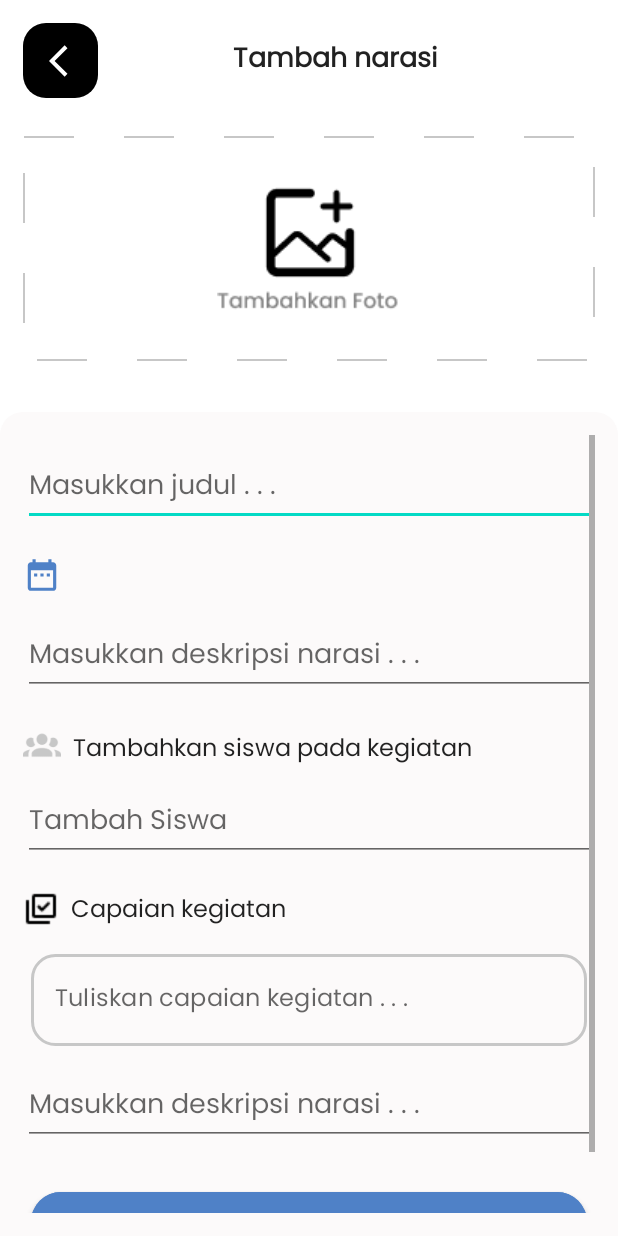
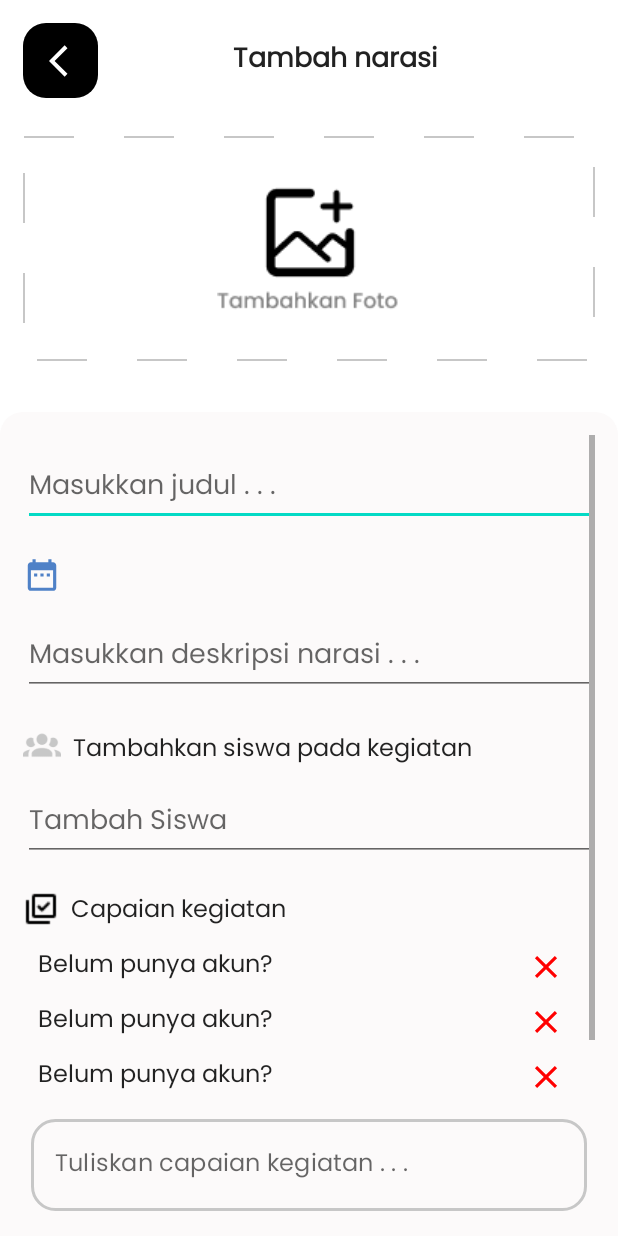
Before and after one commit to Faizalilham/SIPAUD, an Android app: the layout activity_create_update_asesment.xml on its own in the app's theme, with its tools: preview values and no code run, on a phone screen of 412 x 824 dp. Run offline under Robolectric (Android 15) with nearby library versions, the phone set to English and light mode, and no system bars.

Commit message:
Feature : Image Photo Gallery

```diff
--- a/app/build.gradle
+++ b/app/build.gradle
@@ -38,6 +38,8 @@ android {
     buildFeatures{
         viewBinding true
     }
+
+
 }
 
 dependencies {
@@ -48,6 +50,7 @@ dependencies {
     implementation 'androidx.constraintlayout:constraintlayout:2.1.4'
     implementation 'androidx.navigation:navigation-fragment-ktx:2.5.3'
     implementation 'androidx.navigation:navigation-ui-ktx:2.5.3'
+    implementation 'com.google.firebase:firebase-database-ktx:20.2.1'
     testImplementation 'junit:junit:4.13.2'
     androidTestImplementation 'androidx.test.ext:junit:1.1.5'
     androidTestImplementation 'androidx.test.espresso:espresso-core:3.5.1'
@@ -57,6 +60,8 @@ dependencies {
     implementation "com.github.bumptech.glide:glide:$glide_version"
     implementation "com.makeramen:roundedimageview:$roundedimage_version"
     implementation 'de.hdodenhof:circleimageview:3.1.0'
+    implementation  'io.ak1.pix:piximagepicker:1.6.3'
+    implementation 'com.github.denzcoskun:ImageSlideshow:0.1.2'
 
     // Dots Indicator
     implementation("com.tbuonomo:dotsindicator:4.3")
--- a/app/src/main/AndroidManifest.xml
+++ b/app/src/main/AndroidManifest.xml
@@ -25,6 +25,10 @@
         android:supportsRtl="true"
         android:theme="@style/Theme.OurApp"
         tools:targetApi="31">
+
+        <activity
+            android:name=".presentation.ui.ImageFragment"
+            android:exported="false" />
         <activity
             android:name=".presentation.ui.RegisterActivity"
             android:exported="false" />
--- /dev/null
+++ b/app/src/main/java/android/coding/ourapp/data/datasource/model/AssessmentResponse.kt
@@ -0,0 +1,6 @@
+package android.coding.ourapp.data.datasource.model
+
+data class AssessmentResponse(
+    val assessment : MutableList<AssessmentRequest>? = null,
+    val exception : Exception? = null
+)
--- /dev/null
+++ b/app/src/main/res/drawable/ic_close.xml
@@ -0,0 +1,5 @@
+<vector android:height="25dp" android:tint="@color/red"
+    android:viewportHeight="24" android:viewportWidth="24"
+    android:width="25dp" xmlns:android="http://schemas.android.com/apk/res/android">
+    <path android:fillColor="@android:color/white" android:pathData="M19,6.41L17.59,5 12,10.59 6.41,5 5,6.41 10.59,12 5,17.59 6.41,19 12,13.41 17.59,19 19,17.59 13.41,12z"/>
+</vector>
--- a/app/src/main/res/layout/activity_create_update_asesment.xml
+++ b/app/src/main/res/layout/activity_create_update_asesment.xml
@@ -1,12 +1,16 @@
 <?xml version="1.0" encoding="utf-8"?>
-<LinearLayout xmlns:android="http://schemas.android.com/apk/res/android"
+<FrameLayout xmlns:android="http://schemas.android.com/apk/res/android"
     xmlns:app="http://schemas.android.com/apk/res-auto"
     xmlns:tools="http://schemas.android.com/tools"
     android:layout_width="match_parent"
     android:layout_height="match_parent"
-    android:orientation="vertical"
     android:backgroundTint="@color/main_color"
     tools:context=".presentation.ui.CreateUpdateAsesmentActivity">
+
+    <LinearLayout
+        android:layout_width="match_parent"
+        android:layout_height="match_parent"
+        android:orientation="vertical">
 
         <LinearLayout
             android:layout_width="match_parent"
@@ -56,13 +60,13 @@
 
 
             <androidx.constraintlayout.widget.ConstraintLayout
+                android:id="@+id/image"
                 android:layout_width="match_parent"
                 android:layout_height="150dp"
                 android:layout_marginTop="@dimen/dp25"
                 android:background="@drawable/background_dashed">
 
                 <ImageView
-                android:id="@+id/image"
                     android:layout_width="wrap_content"
                     android:layout_height="wrap_content"
                     android:src="@drawable/ic_image_sample"
@@ -71,8 +75,17 @@
                     app:layout_constraintStart_toStartOf="parent"
                     app:layout_constraintTop_toTopOf="parent" />
 
+            </androidx.constraintlayout.widget.ConstraintLayout>
+
+            <androidx.constraintlayout.widget.ConstraintLayout
+                android:id="@+id/container2"
+                android:layout_width="match_parent"
+                android:layout_height="150dp"
+                android:visibility="gone"
+                android:layout_marginTop="@dimen/dp25">
 
             </androidx.constraintlayout.widget.ConstraintLayout>
+
 
         </LinearLayout>
 
@@ -190,6 +203,12 @@
 
                 </LinearLayout>
 
+                <androidx.recyclerview.widget.RecyclerView
+                    android:id="@+id/rv_achievement_activity"
+                    android:layout_width="match_parent"
+                    android:layout_height="wrap_content"
+                    tools:listitem="@layout/list_item_achievement_activity"/>
+
                 <com.google.android.material.textfield.TextInputLayout
                     android:id="@+id/iAchievement"
                     android:layout_width="match_parent"
@@ -241,5 +260,39 @@
             </LinearLayout>
 
         </ScrollView>
+    </LinearLayout>
 
-</LinearLayout>
+    <RelativeLayout
+        android:id="@+id/loadingPanel"
+        android:layout_width="match_parent"
+        android:layout_height="match_parent"
+        android:gravity="center">
+
+        <LinearLayout
+            android:id="@+id/loadingBg"
+            android:layout_width="match_parent"
+            android:layout_height="match_parent"
+            android:alpha="0.8"
+            android:visibility="gone"
+            android:background="#000000"
+            android:orientation="horizontal" />
+
+        <com.airbnb.lottie.LottieAnimationView
+            android:id="@+id/loading"
+            android:layout_width="150dp"
+            android:layout_height="150dp"
+            android:layout_marginTop="150dp"
+            android:scaleType="centerCrop"
+            app:lottie_rawRes="@raw/lottie_loading"
+            app:lottie_loop="true"
+            android:visibility="gone"
+            app:lottie_autoPlay="true"
+            android:layout_marginBottom="50dp"
+            android:layout_centerInParent="true"
+            />
+
+    </RelativeLayout>
+
+
+
+</FrameLayout>
--- /dev/null
+++ b/app/src/main/res/layout/list_item_achievement_activity.xml
@@ -0,0 +1,32 @@
+<?xml version="1.0" encoding="utf-8"?>
+<androidx.constraintlayout.widget.ConstraintLayout
+    xmlns:android="http://schemas.android.com/apk/res/android"
+    xmlns:app="http://schemas.android.com/apk/res-auto"
+    android:layout_width="match_parent"
+    android:layout_height="wrap_content">
+
+    <TextView
+        android:id="@+id/tv_achievement_activity"
+        android:layout_width="wrap_content"
+        android:layout_height="wrap_content"
+        android:text="@string/not_have_account"
+        style="@style/AppTheme.TextSubTittle"
+        android:layout_marginTop="@dimen/dp10"
+        android:layout_marginStart="@dimen/dp10"
+        android:textAlignment="textEnd"
+        app:layout_constraintStart_toStartOf="parent"
+        app:layout_constraintTop_toTopOf="parent"/>
+
+    <ImageView
+        android:id="@+id/image_delete"
+        android:layout_width="wrap_content"
+        android:layout_height="wrap_content"
+        android:src="@drawable/ic_close"
+        android:layout_marginEnd="@dimen/dp20"
+        app:layout_constraintBottom_toBottomOf="parent"
+        app:layout_constraintEnd_toEndOf="parent"/>
+
+
+
+
+</androidx.constraintlayout.widget.ConstraintLayout>
--- a/app/src/main/res/values/strings.xml
+++ b/app/src/main/res/values/strings.xml
@@ -58,9 +58,8 @@
     <string name="tittle_third_onboarding">Bagikan Perjalanan Anda</string>
     <string name="subtittle_third_onboarding">Aplikasi kami memudahkan Anda untuk berbagi narasi kegiatan Anda melalui media sosial atau langsung ke orang-orang terdekat.</string>
     <string name="back">Kembali</string>
-
-
-
+    <!-- TODO: Remove or change this placeholder text -->
+    <string name="hello_blank_fragment">Hello blank fragment</string>
 
 
 </resources>
--- a/settings.gradle
+++ b/settings.gradle
@@ -10,7 +10,7 @@ dependencyResolutionManagement {
     repositories {
         google()
         mavenCentral()
-        maven { url "https://jitpack.io" }
+        maven { url 'https://jitpack.io' }
     }
 }
 rootProject.name = "OurApp"
```
Also changed, not shown: app/src/main/java/android/coding/ourapp/adapter/AchievementActivityAdapter.kt (added, +33 -0 lines), app/src/main/java/android/coding/ourapp/adapter/MultipleImageAdapter.kt (added, +48 -0 lines), app/src/main/java/android/coding/ourapp/data/datasource/firebase/FirebaseModule.kt (+18 -1 lines), app/src/main/java/android/coding/ourapp/data/datasource/model/AssessmentRequest.kt (added, +13 -0 lines), app/src/main/java/android/coding/ourapp/data/repository/asesment/AssessmentRepository.kt (added, +16 -0 lines), app/src/main/java/android/coding/ourapp/data/repository/asesment/AssessmentRepositoryImpl.kt (added, +45 -0 lines), app/src/main/java/android/coding/ourapp/presentation/ui/CreateUpdateAsesmentActivity.kt (+88 -10 lines), app/src/main/java/android/coding/ourapp/presentation/ui/ImageFragment.kt (added, +90 -0 lines), app/src/main/java/android/coding/ourapp/presentation/viewmodel/assessment/AssessmentViewModel.kt (added, +34 -0 lines), app/src/main/java/android/coding/ourapp/utils/CustomViews.kt (added, +96 -0 lines), app/src/main/res/layout/fragment_image.xml (added, +9 -0 lines). Lines whose indentation alone changed are shown as unchanged.
